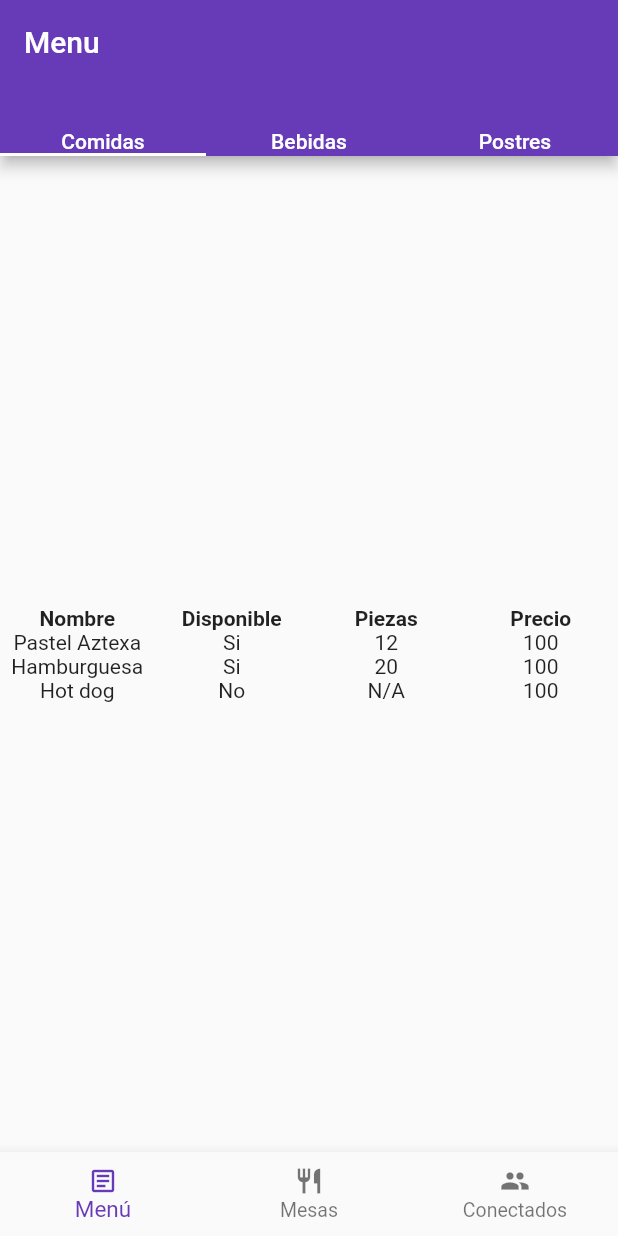
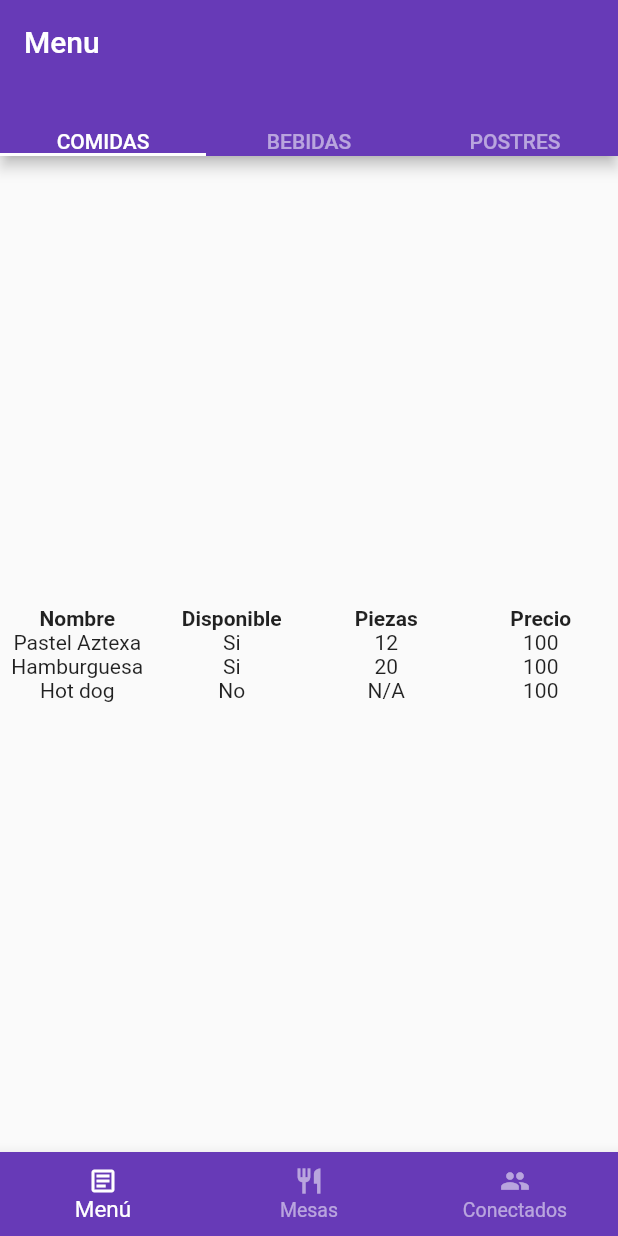
Before and after one commit to DanielCoss/app_meseros, a Flutter app: the HomePage screen opened directly, on a phone screen of 412 x 824 dp. Run offline on Flutter 3.47's test engine with Material 2 defaults, Android fonts, the phone set to English and light mode, and no system bars.

Commit message:
colores en las navbars

```diff
--- a/lib/PagesNavigation/NavigationBar.dart
+++ b/lib/PagesNavigation/NavigationBar.dart
@@ -20,7 +20,9 @@ class _BarNavigState extends State<BarNavig> {
         });
       },
       type: BottomNavigationBarType.fixed,
-        selectedItemColor: Colors.deepPurple,
+      selectedItemColor: Colors.white,
+      unselectedItemColor: Colors.white54,
+      backgroundColor: Colors.deepPurple,
       iconSize: 20.0,
       selectedFontSize: 15.0,
       unselectedFontSize: 13.0,
@@ -28,8 +30,8 @@ class _BarNavigState extends State<BarNavig> {
         BottomNavigationBarItem(
             icon: Icon(Icons.article_outlined), label: "Menú"),
         BottomNavigationBarItem(icon: Icon(Icons.restaurant), label: "Mesas"),
-          BottomNavigationBarItem(
-              icon: Icon(Icons.people), label: "Conectados"),
-        ]);
+        BottomNavigationBarItem(icon: Icon(Icons.people), label: "Conectados"),
+      ],
+    );
   }
 }
--- a/lib/PagesNavigation/menu.dart
+++ b/lib/PagesNavigation/menu.dart
@@ -15,17 +15,18 @@ class menu extends StatelessWidget {
         child: Scaffold(
           appBar: AppBar(
             bottom: const TabBar(
-              unselectedLabelColor: Colors.white,
+              labelColor: Colors.white,
+              unselectedLabelColor: Colors.white54,
               tabs: [
-                Text('Comidas'),
-                Text('Bebidas'),
-                Text('Postres'),
+                Text('COMIDAS', style: TextStyle(fontSize: 14.0)),
+                Text('BEBIDAS', style: TextStyle(fontSize: 14.0)),
+                Text('POSTRES', style: TextStyle(fontSize: 14.0)),
               ],
             ),
             title: const Text('Menu'),
           ),
-          body: TabBarView(
-              children: <Widget>[new comidas(), new bebidas(), new postres()]),
+          body: const TabBarView(
+              children: <Widget>[comidas(), bebidas(), postres()]),
         ),
       ),
       theme: ThemeData(
```
Also changed, not shown: lib/main.dart (+11 -0 lines). Lines whose indentation alone changed are shown as unchanged.
